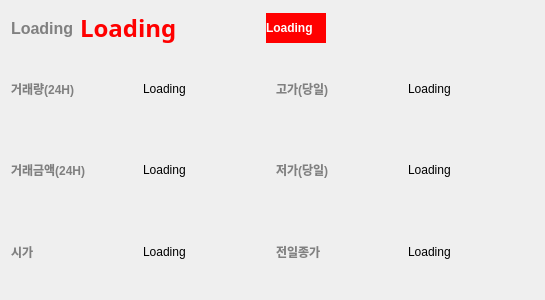
Qt form resource/overview.ui (lazarus0320/GAZACOIN) before a commit.
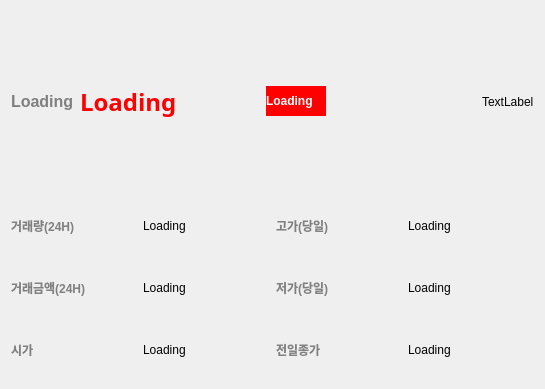
The same form after that commit.

The edit to the form file:
```diff
--- a/resource/overview.ui
+++ b/resource/overview.ui
@@ -7,7 +7,7 @@
     <x>0</x>
     <y>0</y>
     <width>545</width>
-    <height>300</height>
+    <height>389</height>
    </rect>
   </property>
   <property name="windowTitle">
@@ -98,6 +98,13 @@
        </property>
       </spacer>
      </item>
+     <item>
+      <widget class="QLabel" name="rank_label">
+       <property name="text">
+        <string>TextLabel</string>
+       </property>
+      </widget>
+     </item>
     </layout>
    </item>
    <item>
```
